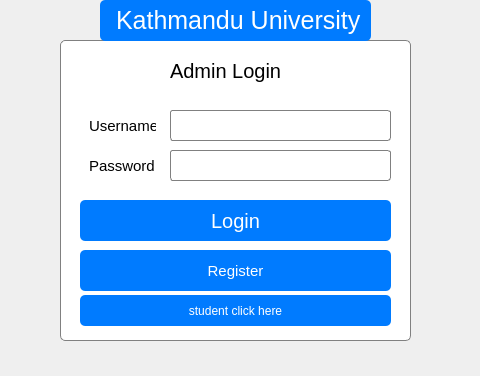
Old version of the form mainwindow.ui in the repository poshan12635/project; both pictures show x 0 to 480 and y 0 to 376 of the 712 by 376 pixel window.
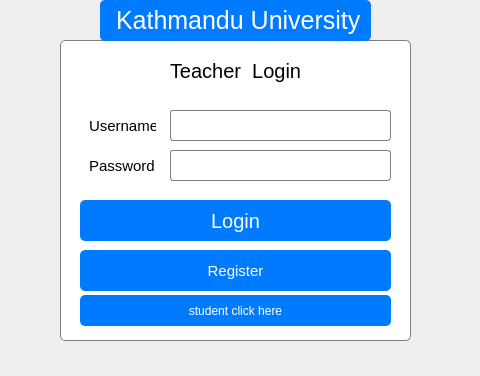
New version of the form. Icons and pictures are not drawn.

Diff of the .ui file:
```diff
--- a/mainwindow.ui
+++ b/mainwindow.ui
@@ -112,7 +112,7 @@
       <rect>
        <x>100</x>
        <y>10</y>
-       <width>131</width>
+       <width>161</width>
        <height>41</height>
       </rect>
      </property>
@@ -121,7 +121,7 @@
 font-size:20px;}</string>
      </property>
      <property name="text">
-      <string>Admin Login</string>
+      <string>Teacher  Login</string>
      </property>
     </widget>
     <widget class="QLabel" name="label_3">
```
